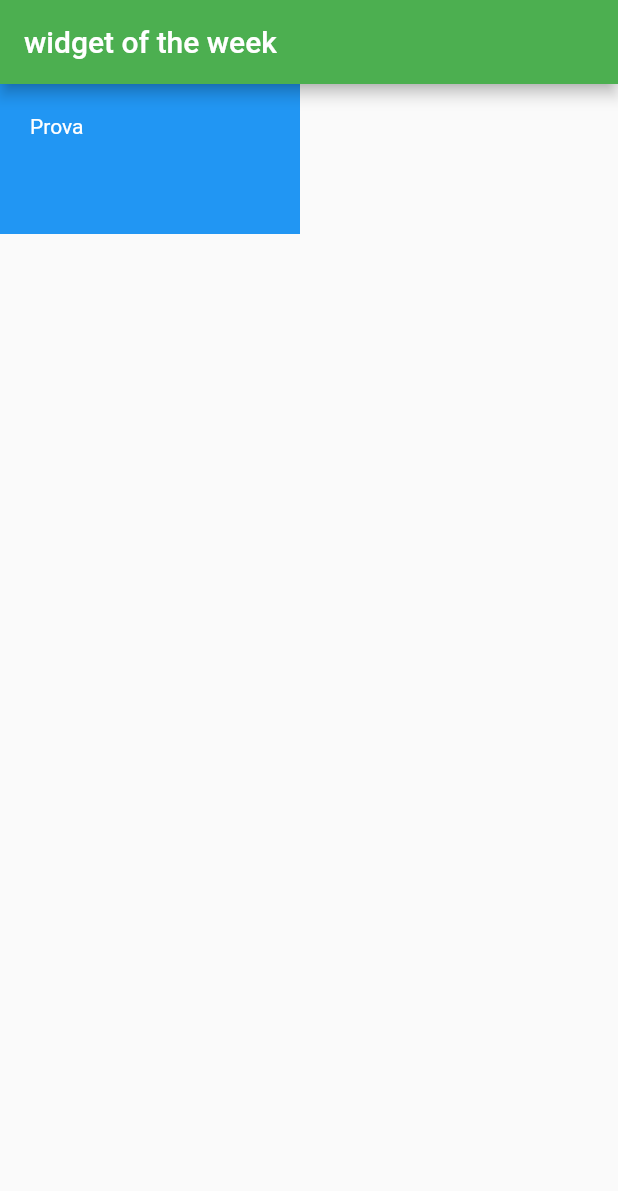
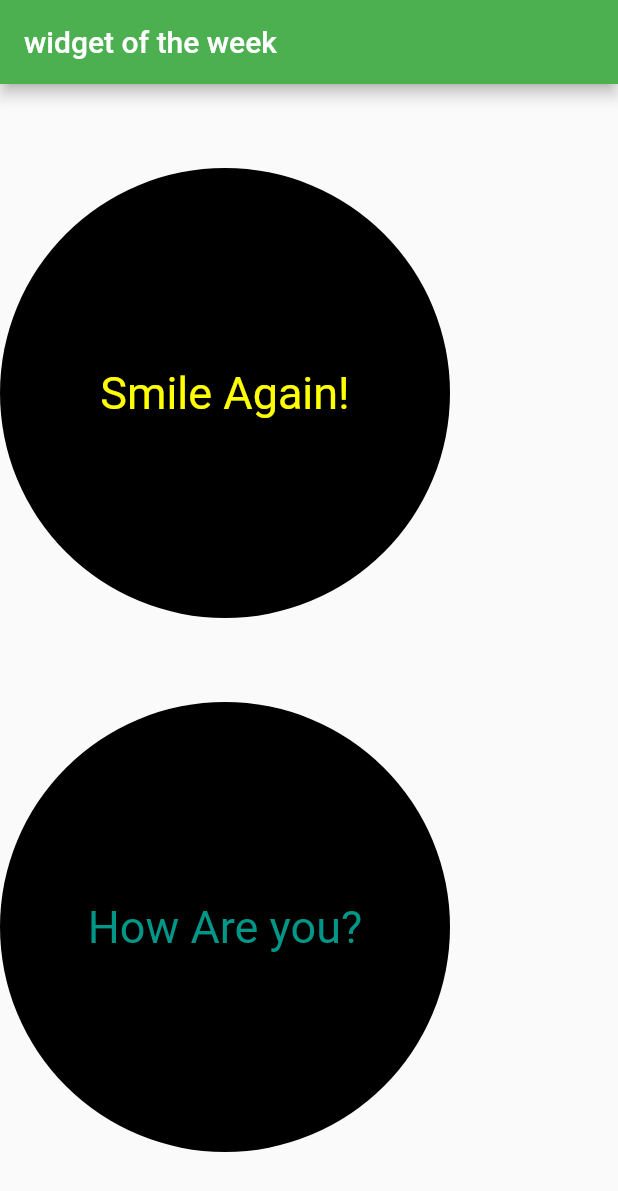
Before and after one commit to xiaoRoy/parcitcal-flutter, a Flutter app: the screen it shows after launch, on a phone screen of 412 x 824 dp. Shown: the top 1191 px of the screen. Run offline on Flutter 3.47's test engine with Material 2 defaults, Android fonts, the phone set to English and light mode, and no system bars.

Commit message:
Learned BoxDecoration.

```diff
--- a/chap1/hello_world/lib/widget_of_the_week/container_showcase.dart
+++ b/chap1/hello_world/lib/widget_of_the_week/container_showcase.dart
@@ -17,3 +17,58 @@ class NormalContainer extends StatelessWidget {
     );
   }
 }
+
+//BoxDecoration
+
+class ContainerWithBoxDecoration extends StatelessWidget {
+  final String _text;
+  final Color _textColor;
+
+  ContainerWithBoxDecoration(
+      {required String text, Color textColor = Colors.yellowAccent})
+      : _text = text,
+        _textColor = textColor;
+
+  @override
+  Widget build(BuildContext context) {
+    return Container(
+      width: 300.0,
+      height: 300.0,
+      decoration: BoxDecoration(
+        shape: BoxShape.circle,
+        color: Colors.black,
+      ),
+      child: Center(
+        child: Text(
+          _text,
+          style: TextStyle(color: _textColor, fontSize: 30),
+        ),
+      ),
+    );
+  }
+}
+
+class ContainerColumn extends StatelessWidget {
+  @override
+  Widget build(BuildContext context) {
+    return Column(
+      mainAxisAlignment: MainAxisAlignment.spaceEvenly,
+      children: [
+        ContainerWithBoxDecoration(text: 'Smile Again!'),
+        ContainerWithBoxDecoration(
+            text: 'How Are you?', textColor: Colors.teal),
+      ],
+    );
+  }
+}
+
+// useing method is not recommended
+Column buildCircleContainers() {
+  return Column(
+    mainAxisAlignment: MainAxisAlignment.spaceEvenly,
+    children: [
+      ContainerWithBoxDecoration(text: 'Smile Again!'),
+      ContainerWithBoxDecoration(text: 'How Are you?', textColor: Colors.teal),
+    ],
+  );
+}
--- a/chap1/hello_world/lib/widget_of_the_week/showcase.dart
+++ b/chap1/hello_world/lib/widget_of_the_week/showcase.dart
@@ -7,7 +7,7 @@ class WidgetOfTheWeekShowcase extends StatelessWidget{
   Widget build(BuildContext context) {
     return Scaffold(
       appBar: AppBar(title: Text('widget of the week')),
-      body: NormalContainer(),
+      body: ContainerColumn(),
     );
   }
 }
```
